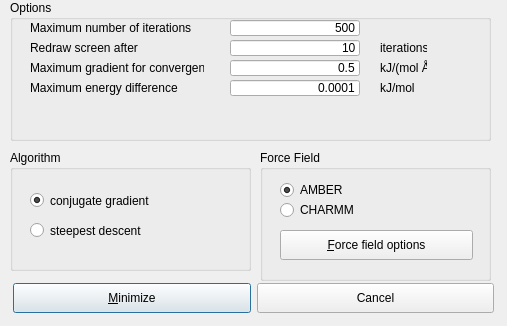
Before: the Qt Designer form source/VIEW/DIALOGS/minimizationDialog.ui in BALL-Project/ball, drawn with Qt 5.
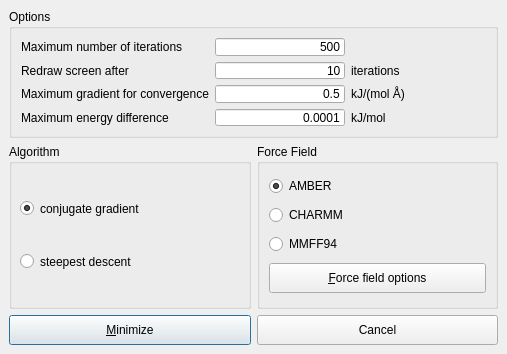
After: the same form once the commit is applied.

The edit to the form file:
```diff
--- a/source/VIEW/DIALOGS/minimizationDialog.ui
+++ b/source/VIEW/DIALOGS/minimizationDialog.ui
@@ -9,7 +9,7 @@
     <x>0</x>
     <y>0</y>
     <width>507</width>
-    <height>326</height>
+    <height>354</height>
    </rect>
   </property>
   <property name="sizePolicy" >
@@ -35,12 +35,49 @@
   <property name="windowTitle" >
    <string>Energy Minimization</string>
   </property>
+  <widget class="QPushButton" name="cancel_button" >
+   <property name="geometry" >
+    <rect>
+     <x>257</x>
+     <y>315</y>
+     <width>241</width>
+     <height>30</height>
+    </rect>
+   </property>
+   <property name="minimumSize" >
+    <size>
+     <width>0</width>
+     <height>30</height>
+    </size>
+   </property>
+   <property name="maximumSize" >
+    <size>
+     <width>32767</width>
+     <height>30</height>
+    </size>
+   </property>
+   <property name="focusPolicy" >
+    <enum>Qt::TabFocus</enum>
+   </property>
+   <property name="toolTip" >
+    <string>Close window without energy minimization</string>
+   </property>
+   <property name="text" >
+    <string>Cancel</string>
+   </property>
+   <property name="shortcut" >
+    <string/>
+   </property>
+   <property name="autoDefault" >
+    <bool>true</bool>
+   </property>
+  </widget>
   <widget class="QPushButton" name="start_button" >
    <property name="geometry" >
     <rect>
-     <x>13</x>
-     <y>283</y>
-     <width>238</width>
+     <x>9</x>
+     <y>315</y>
+     <width>242</width>
      <height>30</height>
     </rect>
    </property>
@@ -75,64 +112,103 @@
     <bool>true</bool>
    </property>
   </widget>
-  <widget class="QPushButton" name="cancel_button" >
+  <widget class="QGroupBox" name="minimization_group" >
    <property name="geometry" >
     <rect>
-     <x>257</x>
-     <y>283</y>
-     <width>237</width>
-     <height>30</height>
+     <x>9</x>
+     <y>144</y>
+     <width>242</width>
+     <height>165</height>
+    </rect>
+   </property>
+   <property name="title" >
+    <string>Algorithm</string>
+   </property>
+   <widget class="QRadioButton" name="conjugate_button" >
+    <property name="geometry" >
+     <rect>
+      <x>11</x>
+      <y>52</y>
+      <width>220</width>
+      <height>25</height>
     </rect>
    </property>
    <property name="minimumSize" >
     <size>
-     <width>0</width>
-     <height>30</height>
-    </size>
-   </property>
-   <property name="maximumSize" >
-    <size>
-     <width>32767</width>
-     <height>30</height>
-    </size>
-   </property>
-   <property name="focusPolicy" >
-    <enum>Qt::TabFocus</enum>
-   </property>
-   <property name="toolTip" >
-    <string>Close window without energy minimization</string>
-   </property>
+      <width>130</width>
+      <height>0</height>
+     </size>
+    </property>
    <property name="text" >
-    <string>Cancel</string>
-   </property>
-   <property name="shortcut" >
-    <string/>
-   </property>
-   <property name="autoDefault" >
+     <string>conjugate gradient</string>
+    </property>
+    <property name="checked" >
     <bool>true</bool>
    </property>
+   </widget>
+   <widget class="QRadioButton" name="steepest_button" >
+    <property name="geometry" >
+     <rect>
+      <x>11</x>
+      <y>105</y>
+      <width>220</width>
+      <height>25</height>
+     </rect>
+    </property>
+    <property name="minimumSize" >
+     <size>
+      <width>130</width>
+      <height>0</height>
+     </size>
+    </property>
+    <property name="text" >
+     <string>steepest descent</string>
+    </property>
+    <property name="checked" >
+     <bool>false</bool>
+    </property>
+   </widget>
   </widget>
   <widget class="QGroupBox" name="groupBox_2" >
    <property name="geometry" >
     <rect>
-     <x>260</x>
-     <y>150</y>
-     <width>231</width>
-     <height>131</height>
+     <x>257</x>
+     <y>144</y>
+     <width>241</width>
+     <height>165</height>
     </rect>
    </property>
    <property name="title" >
     <string>Force Field</string>
    </property>
+   <layout class="QVBoxLayout" >
+    <property name="margin" >
+     <number>9</number>
+    </property>
+    <property name="spacing" >
+     <number>6</number>
+    </property>
+    <item>
+     <widget class="QRadioButton" name="useAmberRadioButton" >
+      <property name="minimumSize" >
+       <size>
+        <width>0</width>
+        <height>20</height>
+       </size>
+      </property>
+      <property name="text" >
+       <string>AMBER</string>
+      </property>
+      <property name="shortcut" >
+       <string/>
+      </property>
+      <property name="checked" >
+       <bool>true</bool>
+      </property>
+     </widget>
+    </item>
+    <item>
    <widget class="QRadioButton" name="useCharmmRadioButton" >
-    <property name="geometry" >
-     <rect>
-      <x>20</x>
-      <y>50</y>
-      <width>193</width>
-      <height>20</height>
-     </rect>
-    </property>
     <property name="minimumSize" >
      <size>
       <width>0</width>
@@ -146,15 +222,25 @@
      <string/>
     </property>
    </widget>
+    </item>
+    <item>
+     <widget class="QRadioButton" name="useMMFF94RadioButton" >
+      <property name="minimumSize" >
+       <size>
+        <width>0</width>
+        <height>20</height>
+       </size>
+      </property>
+      <property name="text" >
+       <string>MMFF94</string>
+      </property>
+      <property name="shortcut" >
+       <string/>
+      </property>
+     </widget>
+    </item>
+    <item>
    <widget class="QPushButton" name="advanced_button" >
-    <property name="geometry" >
-     <rect>
-      <x>20</x>
-      <y>80</y>
-      <width>193</width>
-      <height>30</height>
-     </rect>
-    </property>
     <property name="minimumSize" >
      <size>
       <width>170</width>
@@ -171,53 +257,30 @@
      <string>Alt+F</string>
     </property>
    </widget>
-   <widget class="QRadioButton" name="useAmberRadioButton" >
-    <property name="geometry" >
-     <rect>
-      <x>20</x>
-      <y>30</y>
-      <width>193</width>
-      <height>20</height>
-     </rect>
-    </property>
-    <property name="minimumSize" >
-     <size>
-      <width>0</width>
-      <height>20</height>
-     </size>
-    </property>
-    <property name="text" >
-     <string>AMBER</string>
-    </property>
-    <property name="shortcut" >
-     <string/>
-    </property>
-    <property name="checked" >
-     <bool>true</bool>
-    </property>
-   </widget>
+    </item>
+   </layout>
   </widget>
   <widget class="QGroupBox" name="groupBox" >
    <property name="geometry" >
     <rect>
-     <x>10</x>
-     <y>0</y>
-     <width>481</width>
-     <height>141</height>
+     <x>9</x>
+     <y>9</y>
+     <width>489</width>
+     <height>129</height>
     </rect>
    </property>
    <property name="title" >
     <string>Options</string>
    </property>
-   <widget class="QLabel" name="Label_5" >
-    <property name="geometry" >
-     <rect>
-      <x>20</x>
-      <y>40</y>
-      <width>174</width>
-      <height>16</height>
-     </rect>
+   <layout class="QGridLayout" >
+    <property name="margin" >
+     <number>9</number>
     </property>
+    <property name="spacing" >
+     <number>6</number>
+    </property>
+    <item row="2" column="2" >
+     <widget class="QLabel" name="Label_7" >
     <property name="focusPolicy" >
      <enum>Qt::NoFocus</enum>
     </property>
@@ -225,7 +288,7 @@
      <number>1</number>
     </property>
     <property name="text" >
-     <string>Redraw screen after</string>
+       <string>kJ/(mol Å)</string>
     </property>
     <property name="textFormat" >
      <enum>Qt::AutoText</enum>
@@ -234,57 +297,28 @@
      <set>Qt::AlignLeading|Qt::AlignLeft|Qt::AlignVCenter</set>
     </property>
    </widget>
-   <widget class="QLineEdit" name="max_iterations_lineedit" >
-    <property name="geometry" >
-     <rect>
-      <x>220</x>
-      <y>20</y>
-      <width>130</width>
-      <height>16</height>
-     </rect>
-    </property>
-    <property name="sizePolicy" >
-     <sizepolicy>
-      <hsizetype>0</hsizetype>
-      <vsizetype>0</vsizetype>
-      <horstretch>0</horstretch>
-      <verstretch>0</verstretch>
-     </sizepolicy>
-    </property>
-    <property name="minimumSize" >
-     <size>
-      <width>130</width>
-      <height>0</height>
-     </size>
-    </property>
+    </item>
+    <item row="1" column="2" >
+     <widget class="QLabel" name="Label_11" >
     <property name="focusPolicy" >
-     <enum>Qt::StrongFocus</enum>
-    </property>
+       <enum>Qt::NoFocus</enum>
+      </property>
+      <property name="lineWidth" >
+       <number>1</number>
+      </property>
     <property name="text" >
-     <string>500</string>
-    </property>
-    <property name="maxLength" >
-     <number>7</number>
-    </property>
-    <property name="frame" >
-     <bool>true</bool>
-    </property>
-    <property name="echoMode" >
-     <enum>QLineEdit::Normal</enum>
-    </property>
+       <string>iterations</string>
+      </property>
+      <property name="textFormat" >
+       <enum>Qt::AutoText</enum>
+      </property>
     <property name="alignment" >
-     <set>Qt::AlignRight</set>
-    </property>
-   </widget>
-   <widget class="QLabel" name="Label_12" >
-    <property name="geometry" >
-     <rect>
-      <x>20</x>
-      <y>80</y>
-      <width>174</width>
-      <height>16</height>
-     </rect>
-    </property>
+       <set>Qt::AlignLeading|Qt::AlignLeft|Qt::AlignVCenter</set>
+      </property>
+     </widget>
+    </item>
+    <item row="2" column="0" >
+     <widget class="QLabel" name="Label_6" >
     <property name="focusPolicy" >
      <enum>Qt::NoFocus</enum>
     </property>
@@ -292,7 +326,7 @@
      <number>1</number>
     </property>
     <property name="text" >
-     <string>Maximum energy difference</string>
+       <string>Maximum gradient for convergence</string>
     </property>
     <property name="textFormat" >
      <enum>Qt::AutoText</enum>
@@ -301,95 +335,47 @@
      <set>Qt::AlignLeading|Qt::AlignLeft|Qt::AlignVCenter</set>
     </property>
    </widget>
-   <widget class="QLineEdit" name="max_grad_lineedit" >
-    <property name="geometry" >
-     <rect>
-      <x>220</x>
-      <y>60</y>
-      <width>130</width>
-      <height>16</height>
-     </rect>
-    </property>
-    <property name="minimumSize" >
-     <size>
-      <width>130</width>
-      <height>0</height>
-     </size>
-    </property>
-    <property name="maximumSize" >
-     <size>
-      <width>130</width>
-      <height>32767</height>
-     </size>
-    </property>
+    </item>
+    <item row="0" column="0" >
+     <widget class="QLabel" name="Label_4" >
     <property name="focusPolicy" >
-     <enum>Qt::StrongFocus</enum>
-    </property>
+       <enum>Qt::NoFocus</enum>
+      </property>
+      <property name="lineWidth" >
+       <number>1</number>
+      </property>
     <property name="text" >
-     <string>0.5</string>
-    </property>
-    <property name="maxLength" >
-     <number>12</number>
-    </property>
-    <property name="frame" >
-     <bool>true</bool>
-    </property>
-    <property name="echoMode" >
-     <enum>QLineEdit::Normal</enum>
-    </property>
+       <string>Maximum number of iterations</string>
+      </property>
+      <property name="textFormat" >
+       <enum>Qt::AutoText</enum>
+      </property>
     <property name="alignment" >
-     <set>Qt::AlignRight</set>
-    </property>
-   </widget>
-   <widget class="QLineEdit" name="energy_difference_lineedit" >
-    <property name="geometry" >
-     <rect>
-      <x>220</x>
-      <y>80</y>
-      <width>130</width>
-      <height>16</height>
-     </rect>
-    </property>
-    <property name="minimumSize" >
-     <size>
-      <width>130</width>
-      <height>0</height>
-     </size>
-    </property>
-    <property name="maximumSize" >
-     <size>
-      <width>130</width>
-      <height>32767</height>
-     </size>
-    </property>
+       <set>Qt::AlignLeading|Qt::AlignLeft|Qt::AlignVCenter</set>
+      </property>
+     </widget>
+    </item>
+    <item row="3" column="2" >
+     <widget class="QLabel" name="Label_13" >
     <property name="focusPolicy" >
-     <enum>Qt::StrongFocus</enum>
-    </property>
+       <enum>Qt::NoFocus</enum>
+      </property>
+      <property name="lineWidth" >
+       <number>1</number>
+      </property>
     <property name="text" >
-     <string>0.0001</string>
-    </property>
-    <property name="maxLength" >
-     <number>32767</number>
-    </property>
-    <property name="frame" >
-     <bool>true</bool>
-    </property>
-    <property name="echoMode" >
-     <enum>QLineEdit::Normal</enum>
-    </property>
+       <string>kJ/mol</string>
+      </property>
+      <property name="textFormat" >
+       <enum>Qt::AutoText</enum>
+      </property>
     <property name="alignment" >
-     <set>Qt::AlignRight</set>
-    </property>
-   </widget>
+       <set>Qt::AlignLeading|Qt::AlignLeft|Qt::AlignVCenter</set>
+      </property>
+     </widget>
+    </item>
+    <item row="1" column="1" >
    <widget class="QLineEdit" name="refresh_iterations_lineedit" >
-    <property name="geometry" >
-     <rect>
-      <x>220</x>
-      <y>40</y>
-      <width>130</width>
-      <height>16</height>
-     </rect>
-    </property>
     <property name="sizePolicy" >
      <sizepolicy>
       <hsizetype>0</hsizetype>
@@ -432,65 +418,77 @@
      <set>Qt::AlignRight</set>
     </property>
    </widget>
-   <widget class="QLabel" name="Label_13" >
-    <property name="geometry" >
-     <rect>
-      <x>370</x>
-      <y>80</y>
-      <width>47</width>
-      <height>16</height>
-     </rect>
-    </property>
+    </item>
+    <item row="3" column="1" >
+     <widget class="QLineEdit" name="energy_difference_lineedit" >
+      <property name="minimumSize" >
+       <size>
+        <width>130</width>
+        <height>0</height>
+       </size>
+      </property>
+      <property name="maximumSize" >
+       <size>
+        <width>130</width>
+        <height>32767</height>
+       </size>
+      </property>
     <property name="focusPolicy" >
-     <enum>Qt::NoFocus</enum>
-    </property>
-    <property name="lineWidth" >
-     <number>1</number>
-    </property>
+       <enum>Qt::StrongFocus</enum>
+      </property>
     <property name="text" >
-     <string>kJ/mol</string>
-    </property>
-    <property name="textFormat" >
-     <enum>Qt::AutoText</enum>
-    </property>
+       <string>0.0001</string>
+      </property>
+      <property name="maxLength" >
+       <number>32767</number>
+      </property>
+      <property name="frame" >
+       <bool>true</bool>
+      </property>
+      <property name="echoMode" >
+       <enum>QLineEdit::Normal</enum>
+      </property>
     <property name="alignment" >
-     <set>Qt::AlignLeading|Qt::AlignLeft|Qt::AlignVCenter</set>
-    </property>
-   </widget>
-   <widget class="QLabel" name="Label_4" >
-    <property name="geometry" >
-     <rect>
-      <x>20</x>
-      <y>20</y>
-      <width>174</width>
-      <height>16</height>
-     </rect>
-    </property>
+       <set>Qt::AlignRight</set>
+      </property>
+     </widget>
+    </item>
+    <item row="2" column="1" >
+     <widget class="QLineEdit" name="max_grad_lineedit" >
+      <property name="minimumSize" >
+       <size>
+        <width>130</width>
+        <height>0</height>
+       </size>
+      </property>
+      <property name="maximumSize" >
+       <size>
+        <width>130</width>
+        <height>32767</height>
+       </size>
+      </property>
     <property name="focusPolicy" >
-     <enum>Qt::NoFocus</enum>
-    </property>
-    <property name="lineWidth" >
-     <number>1</number>
-    </property>
+       <enum>Qt::StrongFocus</enum>
+      </property>
     <property name="text" >
-     <string>Maximum number of iterations</string>
-    </property>
-    <property name="textFormat" >
-     <enum>Qt::AutoText</enum>
-    </property>
+       <string>0.5</string>
+      </property>
+      <property name="maxLength" >
+       <number>12</number>
+      </property>
+      <property name="frame" >
+       <bool>true</bool>
+      </property>
+      <property name="echoMode" >
+       <enum>QLineEdit::Normal</enum>
+      </property>
     <property name="alignment" >
-     <set>Qt::AlignLeading|Qt::AlignLeft|Qt::AlignVCenter</set>
-    </property>
-   </widget>
-   <widget class="QLabel" name="Label_6" >
-    <property name="geometry" >
-     <rect>
-      <x>20</x>
-      <y>60</y>
-      <width>174</width>
-      <height>16</height>
-     </rect>
-    </property>
+       <set>Qt::AlignRight</set>
+      </property>
+     </widget>
+    </item>
+    <item row="3" column="0" >
+     <widget class="QLabel" name="Label_12" >
     <property name="focusPolicy" >
      <enum>Qt::NoFocus</enum>
     </property>
@@ -498,7 +496,7 @@
      <number>1</number>
     </property>
     <property name="text" >
-     <string>Maximum gradient for convergence</string>
+       <string>Maximum energy difference</string>
     </property>
     <property name="textFormat" >
      <enum>Qt::AutoText</enum>
@@ -507,40 +505,45 @@
      <set>Qt::AlignLeading|Qt::AlignLeft|Qt::AlignVCenter</set>
     </property>
    </widget>
-   <widget class="QLabel" name="Label_11" >
-    <property name="geometry" >
-     <rect>
-      <x>370</x>
-      <y>40</y>
-      <width>47</width>
-      <height>16</height>
-     </rect>
-    </property>
+    </item>
+    <item row="0" column="1" >
+     <widget class="QLineEdit" name="max_iterations_lineedit" >
+      <property name="sizePolicy" >
+       <sizepolicy>
+        <hsizetype>0</hsizetype>
+        <vsizetype>0</vsizetype>
+        <horstretch>0</horstretch>
+        <verstretch>0</verstretch>
+       </sizepolicy>
+      </property>
+      <property name="minimumSize" >
+       <size>
+        <width>130</width>
+        <height>0</height>
+       </size>
+      </property>
     <property name="focusPolicy" >
-     <enum>Qt::NoFocus</enum>
-    </property>
-    <property name="lineWidth" >
-     <number>1</number>
-    </property>
+       <enum>Qt::StrongFocus</enum>
+      </property>
     <property name="text" >
-     <string>iterations</string>
-    </property>
-    <property name="textFormat" >
-     <enum>Qt::AutoText</enum>
-    </property>
+       <string>500</string>
+      </property>
+      <property name="maxLength" >
+       <number>7</number>
+      </property>
+      <property name="frame" >
+       <bool>true</bool>
+      </property>
+      <property name="echoMode" >
+       <enum>QLineEdit::Normal</enum>
+      </property>
     <property name="alignment" >
-     <set>Qt::AlignLeading|Qt::AlignLeft|Qt::AlignVCenter</set>
-    </property>
-   </widget>
-   <widget class="QLabel" name="Label_7" >
-    <property name="geometry" >
-     <rect>
-      <x>370</x>
-      <y>60</y>
-      <width>47</width>
-      <height>16</height>
-     </rect>
-    </property>
+       <set>Qt::AlignRight</set>
+      </property>
+     </widget>
+    </item>
+    <item row="1" column="0" >
+     <widget class="QLabel" name="Label_5" >
     <property name="focusPolicy" >
      <enum>Qt::NoFocus</enum>
     </property>
@@ -548,7 +551,7 @@
      <number>1</number>
     </property>
     <property name="text" >
-     <string>kJ/(mol Å)</string>
+       <string>Redraw screen after</string>
     </property>
     <property name="textFormat" >
      <enum>Qt::AutoText</enum>
@@ -557,63 +560,8 @@
      <set>Qt::AlignLeading|Qt::AlignLeft|Qt::AlignVCenter</set>
     </property>
    </widget>
-  </widget>
-  <widget class="QGroupBox" name="minimization_group" >
-   <property name="geometry" >
-    <rect>
-     <x>10</x>
-     <y>150</y>
-     <width>241</width>
-     <height>121</height>
-    </rect>
-   </property>
-   <property name="title" >
-    <string>Algorithm</string>
-   </property>
-   <widget class="QRadioButton" name="steepest_button" >
-    <property name="geometry" >
-     <rect>
-      <x>20</x>
-      <y>70</y>
-      <width>194</width>
-      <height>21</height>
-     </rect>
-    </property>
-    <property name="minimumSize" >
-     <size>
-      <width>130</width>
-      <height>0</height>
-     </size>
-    </property>
-    <property name="text" >
-     <string>steepest descent</string>
-    </property>
-    <property name="checked" >
-     <bool>false</bool>
-    </property>
-   </widget>
-   <widget class="QRadioButton" name="conjugate_button" >
-    <property name="geometry" >
-     <rect>
-      <x>20</x>
-      <y>40</y>
-      <width>194</width>
-      <height>21</height>
-     </rect>
-    </property>
-    <property name="minimumSize" >
-     <size>
-      <width>130</width>
-      <height>0</height>
-     </size>
-    </property>
-    <property name="text" >
-     <string>conjugate gradient</string>
-    </property>
-    <property name="checked" >
-     <bool>true</bool>
-    </property>
-   </widget>
+    </item>
+   </layout>
   </widget>
  </widget>
  <layoutdefault spacing="6" margin="11" />
```
Lines whose indentation alone changed are shown as unchanged.
